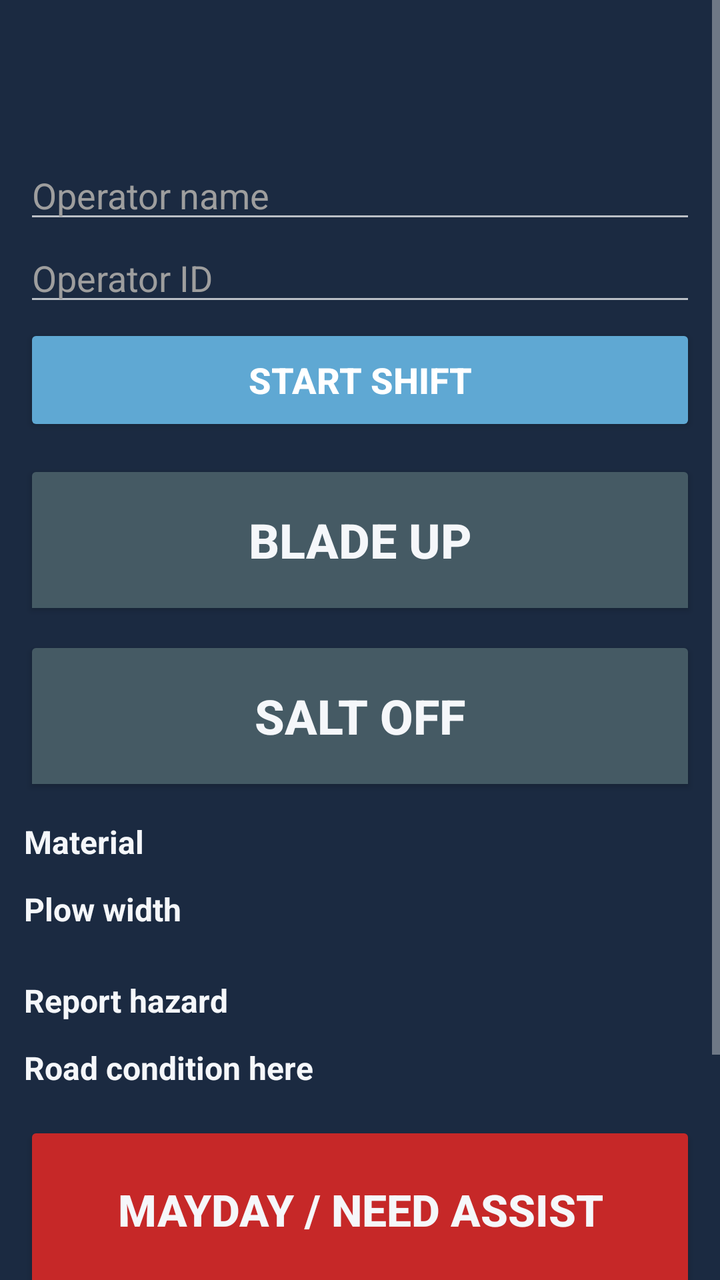
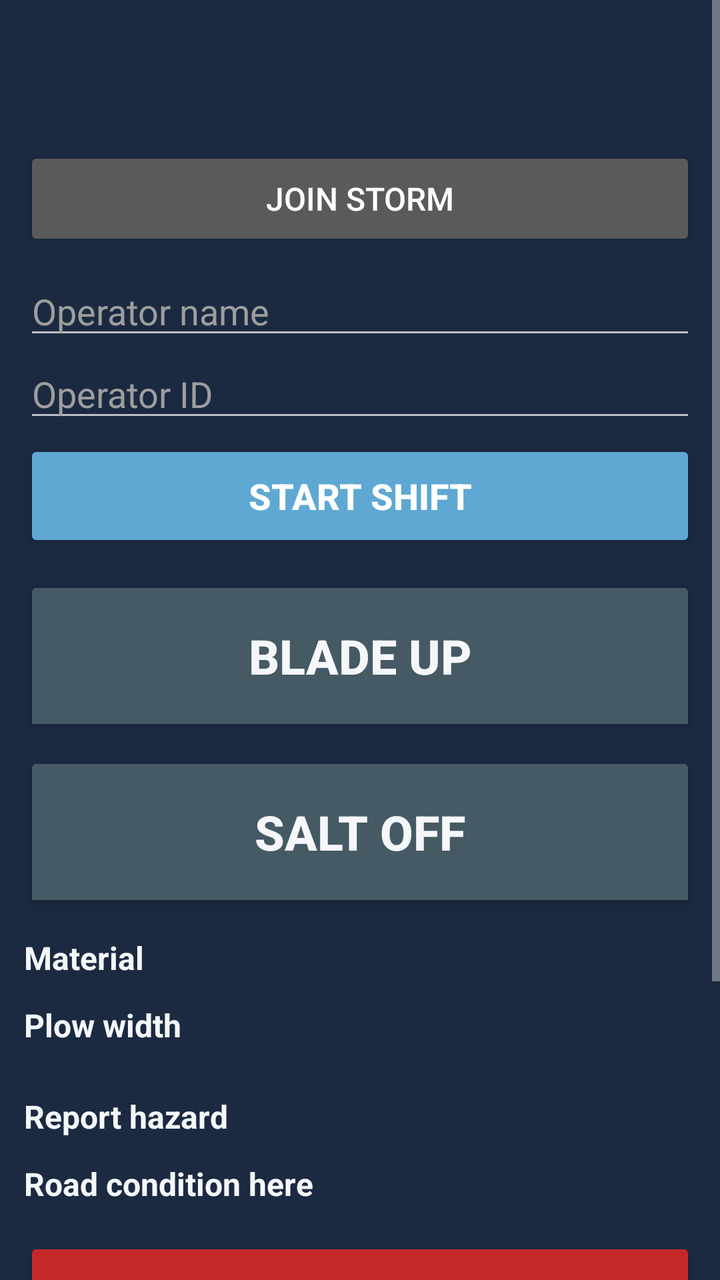

Screens rendered from an Android XML layout before and after an edit, with the pre-edit source and the edit as a unified diff.
<!-- AndroidManifest.xml: application theme ATAKPluginTheme -->
<!-- res/layout/panel_driver.xml -->
<?xml version="1.0" encoding="utf-8"?>
<ScrollView xmlns:android="http://schemas.android.com/apk/res/android"
    android:layout_width="match_parent"
    android:layout_height="match_parent"
    android:background="@color/plowtak_bg">

    <LinearLayout
        android:layout_width="match_parent"
        android:layout_height="wrap_content"
        android:orientation="vertical"
        android:padding="12dp">

        <TextView
            android:id="@+id/driver_header"
            android:layout_width="match_parent"
            android:layout_height="wrap_content"
            android:textColor="@color/plowtak_text"
            android:textSize="20sp"
            android:textStyle="bold" />

        <TextView
            android:id="@+id/driver_status_line"
            android:layout_width="match_parent"
            android:layout_height="wrap_content"
            android:layout_marginTop="4dp"
            android:textColor="@color/plowtak_accent"
            android:textSize="18sp"
            android:textStyle="bold" />

        
        <LinearLayout
            android:id="@+id/driver_shift_form"
            android:layout_width="match_parent"
            android:layout_height="wrap_content"
            android:layout_marginTop="8dp"
            android:orientation="vertical">

            <EditText
                android:id="@+id/driver_operator_name"
                android:layout_width="match_parent"
                android:layout_height="wrap_content"
                android:hint="@string/driver_operator_name_hint"
                android:inputType="textPersonName"
                android:textColor="@color/plowtak_text"
                android:textColorHint="@color/plowtak_grey"
                android:textSize="18sp" />

            <EditText
                android:id="@+id/driver_operator_id"
                android:layout_width="match_parent"
                android:layout_height="wrap_content"
                android:hint="@string/driver_operator_id_hint"
                android:inputType="text"
                android:textColor="@color/plowtak_text"
                android:textColorHint="@color/plowtak_grey"
                android:textSize="18sp" />
        </LinearLayout>

        <Button
            android:id="@+id/driver_shift_button"
            android:layout_width="match_parent"
            android:layout_height="56dp"
            android:layout_marginTop="4dp"
            android:backgroundTint="@color/plowtak_accent"
            android:text="@string/driver_shift_start"
            android:textSize="18sp"
            android:textStyle="bold" />

        
        <ToggleButton
            android:id="@+id/driver_blade_toggle"
            android:layout_width="match_parent"
            android:layout_height="80dp"
            android:layout_marginTop="12dp"
            android:backgroundTint="@color/plowtak_toggle_off"
            android:textColor="@color/plowtak_text"
            android:textOff="@string/driver_blade_up"
            android:textOn="@string/driver_blade_down"
            android:textSize="24sp"
            android:textStyle="bold" />

        <ToggleButton
            android:id="@+id/driver_salt_toggle"
            android:layout_width="match_parent"
            android:layout_height="80dp"
            android:layout_marginTop="8dp"
            android:backgroundTint="@color/plowtak_toggle_off"
            android:textColor="@color/plowtak_text"
            android:textOff="@string/driver_salt_off"
            android:textOn="@string/driver_salt_on"
            android:textSize="24sp"
            android:textStyle="bold" />

        
        <LinearLayout
            android:id="@+id/driver_task_bar"
            android:layout_width="match_parent"
            android:layout_height="wrap_content"
            android:layout_marginTop="12dp"
            android:background="@color/plowtak_toggle_off"
            android:orientation="vertical"
            android:padding="8dp"
            android:visibility="gone">

            <TextView
                android:id="@+id/driver_task_text"
                android:layout_width="match_parent"
                android:layout_height="wrap_content"
                android:textColor="@color/plowtak_text"
                android:textSize="18sp"
                android:textStyle="bold" />

            <LinearLayout
                android:layout_width="match_parent"
                android:layout_height="wrap_content"
                android:layout_marginTop="8dp"
                android:orientation="horizontal">

                <Button
                    android:id="@+id/driver_task_ack"
                    android:layout_width="0dp"
                    android:layout_height="72dp"
                    android:layout_marginEnd="4dp"
                    android:layout_weight="1"
                    android:backgroundTint="@color/plowtak_accent"
                    android:text="@string/driver_task_ack"
                    android:textSize="22sp"
                    android:textStyle="bold" />

                <Button
                    android:id="@+id/driver_task_decline"
                    android:layout_width="0dp"
                    android:layout_height="72dp"
                    android:layout_marginStart="4dp"
                    android:layout_weight="1"
                    android:backgroundTint="@color/plowtak_distress"
                    android:text="@string/driver_task_decline"
                    android:textColor="@color/plowtak_text"
                    android:textSize="22sp"
                    android:textStyle="bold" />
            </LinearLayout>
        </LinearLayout>

        
        <TextView
            android:id="@+id/driver_material_title"
            android:layout_width="match_parent"
            android:layout_height="wrap_content"
            android:layout_marginTop="12dp"
            android:text="@string/driver_material_title"
            android:textColor="@color/plowtak_text"
            android:textSize="16sp"
            android:textStyle="bold" />

        <GridLayout
            android:id="@+id/driver_material_grid"
            android:layout_width="match_parent"
            android:layout_height="wrap_content"
            android:columnCount="4" />

        
        <TextView
            android:id="@+id/driver_width_title"
            android:layout_width="match_parent"
            android:layout_height="wrap_content"
            android:layout_marginTop="12dp"
            android:text="@string/driver_width_title"
            android:textColor="@color/plowtak_text"
            android:textSize="16sp"
            android:textStyle="bold" />

        <GridLayout
            android:id="@+id/driver_width_grid"
            android:layout_width="match_parent"
            android:layout_height="wrap_content"
            android:columnCount="3" />

        
        <GridLayout
            android:id="@+id/driver_status_grid"
            android:layout_width="match_parent"
            android:layout_height="wrap_content"
            android:layout_marginTop="12dp"
            android:columnCount="2" />

        
        <TextView
            android:layout_width="match_parent"
            android:layout_height="wrap_content"
            android:layout_marginTop="12dp"
            android:text="@string/driver_hazards_title"
            android:textColor="@color/plowtak_text"
            android:textSize="16sp"
            android:textStyle="bold" />

        <GridLayout
            android:id="@+id/driver_hazard_grid"
            android:layout_width="match_parent"
            android:layout_height="wrap_content"
            android:columnCount="2" />

        
        <TextView
            android:layout_width="match_parent"
            android:layout_height="wrap_content"
            android:layout_marginTop="12dp"
            android:text="@string/driver_conditions_title"
            android:textColor="@color/plowtak_text"
            android:textSize="16sp"
            android:textStyle="bold" />

        <GridLayout
            android:id="@+id/driver_condition_grid"
            android:layout_width="match_parent"
            android:layout_height="wrap_content"
            android:columnCount="3" />

        
        <Button
            android:id="@+id/driver_distress"
            android:layout_width="match_parent"
            android:layout_height="88dp"
            android:layout_marginTop="16dp"
            android:backgroundTint="@color/plowtak_distress"
            android:text="@string/driver_distress"
            android:textColor="@color/plowtak_text"
            android:textSize="22sp"
            android:textStyle="bold" />

        <ToggleButton
            android:id="@+id/driver_night_toggle"
            android:layout_width="match_parent"
            android:layout_height="48dp"
            android:layout_marginTop="12dp"
            android:backgroundTint="@color/plowtak_toggle_off"
            android:textColor="@color/plowtak_text"
            android:textOff="@string/driver_night_off"
            android:textOn="@string/driver_night_on"
            android:textSize="14sp" />

        <Button
            android:id="@+id/driver_settings"
            android:layout_width="match_parent"
            android:layout_height="48dp"
            android:layout_marginTop="8dp"
            android:backgroundTint="@color/plowtak_toggle_off"
            android:text="@string/driver_settings"
            android:textSize="14sp" />
    </LinearLayout>
</ScrollView>
<!-- resources referenced by this layout -->
<resources>
  <color name="plowtak_accent">#5FA8D3</color>
  <color name="plowtak_bg">#1B2A41</color>
  <color name="plowtak_distress">#C62828</color>
  <color name="plowtak_grey">#9E9E9E</color>
  <color name="plowtak_text">#F5F7FA</color>
  <color name="plowtak_toggle_off">#455A64</color>
  <string name="driver_blade_down">BLADE DOWN</string>
  <string name="driver_blade_up">BLADE UP</string>
  <string name="driver_conditions_title">Road condition here</string>
  <string name="driver_distress">MAYDAY / NEED ASSIST</string>
  <string name="driver_hazards_title">Report hazard</string>
  <string name="driver_material_title">Material</string>
  <string name="driver_night_off">NIGHT MODE OFF</string>
  <string name="driver_night_on">NIGHT MODE ON</string>
  <string name="driver_operator_id_hint">Operator ID</string>
  <string name="driver_operator_name_hint">Operator name</string>
  <string name="driver_salt_off">SALT OFF</string>
  <string name="driver_salt_on">SALT ON</string>
  <string name="driver_settings">Vehicle setup…</string>
  <string name="driver_shift_start">Start shift</string>
  <string name="driver_task_ack">ACK</string>
  <string name="driver_task_decline">DECLINE</string>
  <string name="driver_width_title">Plow width</string>
  <style name="ATAKPluginTheme" parent="@android:style/Theme.Material">
          <item name="android:colorPrimary">#1B2A41</item>
          <item name="android:colorAccent">#5FA8D3</item>
      </style>
</resources>

<!-- the commit's change to res/layout/panel_driver.xml (unified diff, before → after) -->
@@ -26,6 +26,14 @@
             android:textColor="@color/plowtak_accent"
             android:textSize="18sp"
             android:textStyle="bold" />
+
+        <Button
+            android:id="@+id/driver_storm_join"
+            android:layout_width="match_parent"
+            android:layout_height="52dp"
+            android:layout_marginTop="6dp"
+            android:text="@string/driver_storm_join"
+            android:textSize="16sp" />
 
         
         <LinearLayout
<!-- resource entries referenced after the edit -->
@@ -20,6 +20,7 @@
   <string name="driver_salt_on">SALT ON</string>
   <string name="driver_settings">Vehicle setup…</string>
   <string name="driver_shift_start">Start shift</string>
+  <string name="driver_storm_join">Join storm</string>
   <string name="driver_task_ack">ACK</string>
   <string name="driver_task_decline">DECLINE</string>
   <string name="driver_width_title">Plow width</string>
